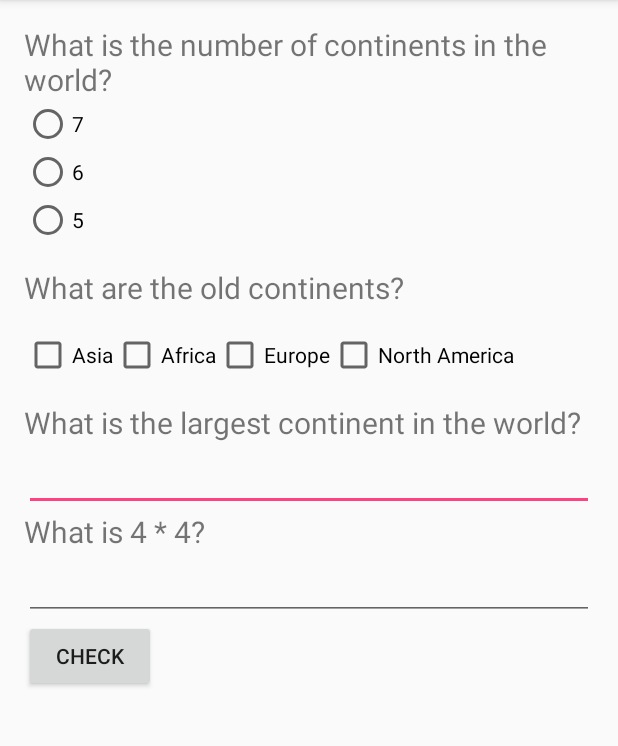
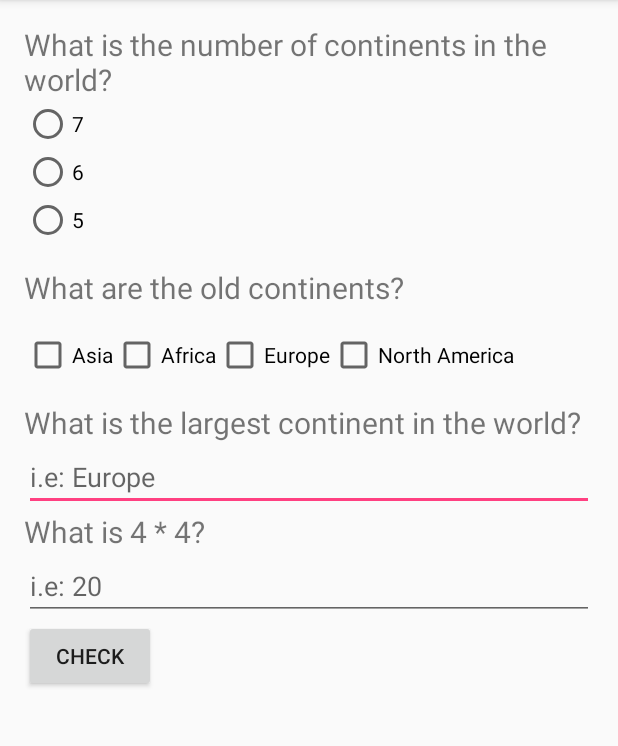
Before and after one commit to FahadAlghofaily/QuizApp, an Android app: the screen it shows after launch (MainActivity), after a tap on "CHECK", on a phone screen of 412 x 824 dp, the part 84-830 px from its top. Run offline under Robolectric (Android 15) with nearby library versions, the phone set to English and light mode, and no system bars.

Commit message:
Logical Modification on calculating the score

```diff
--- a/app/src/main/java/com/example/android/quizapp/MainActivity.java
+++ b/app/src/main/java/com/example/android/quizapp/MainActivity.java
@@ -7,6 +7,7 @@ import android.widget.CheckBox;
 import android.widget.EditText;
 import android.widget.RadioButton;
 import android.widget.TextView;
+import android.widget.Toast;
 
 public class MainActivity extends AppCompatActivity {
     int score = 0 ;
@@ -17,33 +18,40 @@ public class MainActivity extends AppCompatActivity {
 
     }
 
-    protected void check(View view){
+    public void check(View view){
         RadioButton radioButton = (RadioButton) findViewById(R.id.right_radio);
         CheckBox checkBox1 = (CheckBox) findViewById(R.id.check1);
         CheckBox checkBox2 = (CheckBox) findViewById(R.id.check2);
         CheckBox checkBox3 = (CheckBox) findViewById(R.id.check3);
+        CheckBox checkBox4 = (CheckBox) findViewById(R.id.check4);
         EditText editText1 = (EditText) findViewById(R.id.edit_text_1);
         EditText editText2 = (EditText) findViewById(R.id.edit_text_2);
         final TextView scoreView = (TextView) findViewById(R.id.score_text);
+        if (checkBox1.isChecked() && checkBox2.isChecked() && checkBox3.isChecked() && !checkBox4.isChecked()) {
+            score += 15;
+        } else if(checkBox1.isChecked() && checkBox2.isChecked() && !checkBox3.isChecked() && !checkBox4.isChecked() ||
+                checkBox1.isChecked() && !checkBox2.isChecked() && checkBox3.isChecked() && !checkBox4.isChecked() ||
+                !checkBox1.isChecked() && checkBox2.isChecked() && checkBox3.isChecked() && !checkBox4.isChecked() ){
+            score += 10;
+        } else if (checkBox1.isChecked() && !checkBox2.isChecked() && !checkBox3.isChecked() && !checkBox4.isChecked() ||
+                !checkBox1.isChecked() && !checkBox2.isChecked() && checkBox3.isChecked() && !checkBox4.isChecked() ||
+                !checkBox1.isChecked() && checkBox2.isChecked() && !checkBox3.isChecked() && !checkBox4.isChecked() ){
+            score += 5 ;
+        } else {
+            score += 0 ;
+        }
         if(radioButton.isChecked()){
-            score = score + 5 ;
+            score = score + 10 ;
         }
-        if(checkBox1.isChecked()){
-            score = score + 5 ;
-        }
-        if(checkBox2.isChecked()){
-            score = score + 5 ;
-        }
-        if(checkBox3.isChecked()){
-            score = score + 5 ;
-        }
+
         if(editText1.getText().toString().equalsIgnoreCase("asia")){
             score = score + 5 ;
         }
         if(editText2.getText().toString().equalsIgnoreCase("16")){
             score = score + 5 ;
         }
-        scoreView.setText("Your score= " + score + "/30");
+
+        Toast.makeText(this, "Your score= " + score + "/35", Toast.LENGTH_SHORT).show();
         score = 0;
     }
 }
--- a/app/src/main/res/layout/activity_main.xml
+++ b/app/src/main/res/layout/activity_main.xml
@@ -74,6 +74,7 @@
                 android:text="Europe" />
 
             <CheckBox
+                android:id="@+id/check4"
                 android:layout_width="wrap_content"
                 android:layout_height="wrap_content"
                 android:text="North America" />
@@ -90,7 +91,9 @@
             android:id="@+id/edit_text_1"
             android:layout_width="match_parent"
             android:layout_height="wrap_content"
-            android:maxLines="1" />
+            android:maxLines="1"
+            android:inputType="text"
+            android:hint="i.e: Europe"/>
 
         <TextView
             android:layout_width="wrap_content"
@@ -102,7 +105,9 @@
             android:id="@+id/edit_text_2"
             android:layout_width="match_parent"
             android:layout_height="wrap_content"
-            android:maxLines="1" />
+            android:maxLines="1"
+            android:inputType="numberDecimal"
+            android:hint="i.e: 20"/>
 
         <LinearLayout
             android:layout_width="wrap_content"
```
